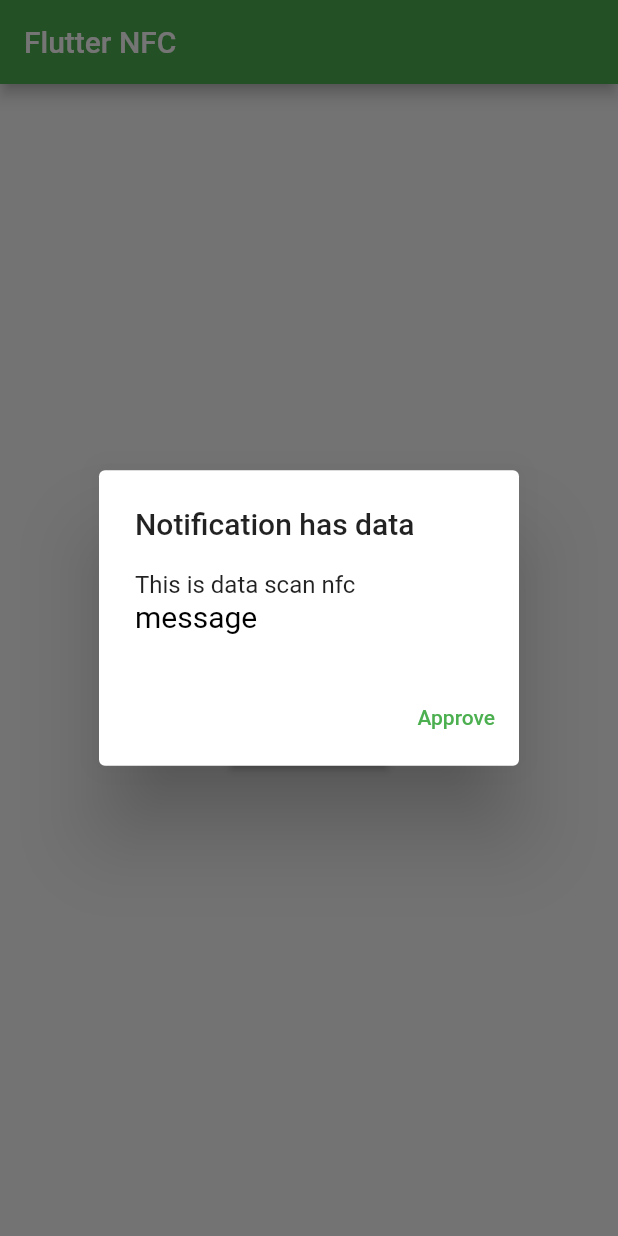
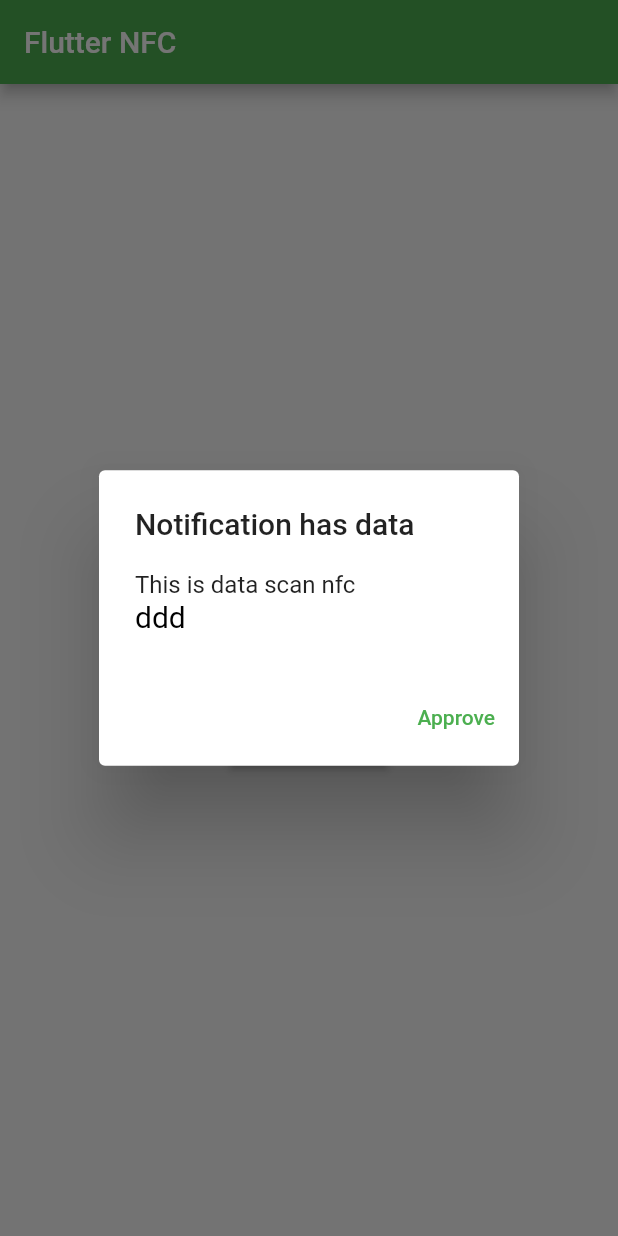
Before and after one commit to nguyenvanque/nfc_flutter, a Flutter app: the screen it shows after launch, after a tap on "Open dialog", on a phone screen of 412 x 824 dp. Run offline on Flutter 3.47's test engine with Material 2 defaults, Android fonts, the phone set to English and light mode, and no system bars.

Commit message:
add dialog

```diff
--- a/lib/main.dart
+++ b/lib/main.dart
@@ -33,18 +33,19 @@ class MyHomePage extends StatefulWidget {
 
 class _MyHomePageState extends State<MyHomePage> {
   static const platform = MethodChannel(CHANNEL);
-  String? _message;
+  String _message="";
   @override
   void initState() {
-    // if(_message!=null){
-    //   _showMyDialog(_message);
-    // }
-   _showMyDialog("message");
     _getMessage().then((String message) {
       setState(() {
         _message = message;
+        if(message!=null||!message.isEmpty){
+          Future.delayed(Duration.zero, () => _showMyDialog(message));
+        }
       });
+
     });
+
     super.initState();
   }
 
@@ -58,7 +59,7 @@ class _MyHomePageState extends State<MyHomePage> {
         child:  Column(
           mainAxisAlignment: MainAxisAlignment.center,
           children: <Widget>[
-            Text(_message==null||_message!.isEmpty?"No data":_message!,style: TextStyle(fontSize: 30,color: Colors.blue),),
+            Text(_message==null||_message.isEmpty?"No data":_message,style: TextStyle(fontSize: 30,color: Colors.blue),),
             SizedBox(height: 20,),
             ElevatedButton(
               child:  Text('Open NFC'),
@@ -117,8 +118,7 @@ class _MyHomePageState extends State<MyHomePage> {
     };
     String? value;
     try {
-      value = await platform.invokeMethod('getMessage', sendMap);
-      print("getmessagesfl;ndf;a;f;dfdskf'kadgsg's'dkg'ks'kgfs'akg'");
+      value = await platform.invokeMethod('getDataNfc', sendMap);
 
     } catch (e) {
       print(e);
```
Also changed, not shown: 1 other file.
